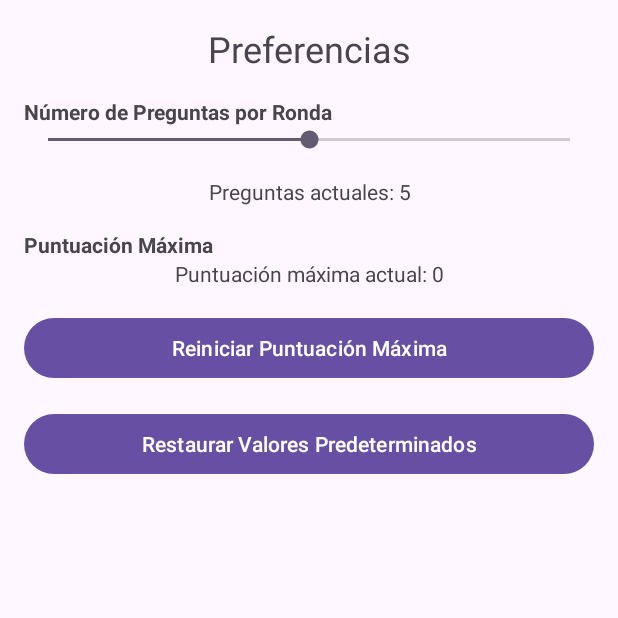
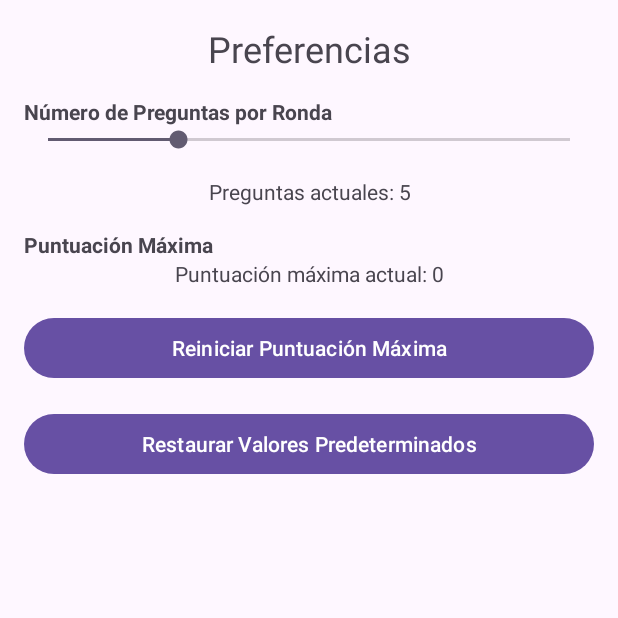
Before and after one commit to SergioReyGarciaInstitutJaumeHuguet/TrivialAndroid, an Android app: the PreferencesActivity screen opened directly, with no data from a screen before it, on a phone screen of 412 x 824 dp, the top half of it. Run offline under Robolectric (Android 15) with nearby library versions, the phone set to English and light mode, and no system bars.

Commit message:
Últimos cambios importantes

```diff
--- a/app/src/main/res/layout/activity_preferences.xml
+++ b/app/src/main/res/layout/activity_preferences.xml
@@ -23,8 +23,8 @@
         android:id="@+id/seekBarQuestions"
         android:layout_width="match_parent"
         android:layout_height="wrap_content"
-        android:max="10"
-        android:progress="5"
+        android:max="20"
+        android:progress="0"
         android:layout_marginBottom="16dp"/>
 
     <TextView
```
Also changed, not shown: app/src/main/java/com/example/trivial/PreferencesActivity.java (+2 -8 lines).
